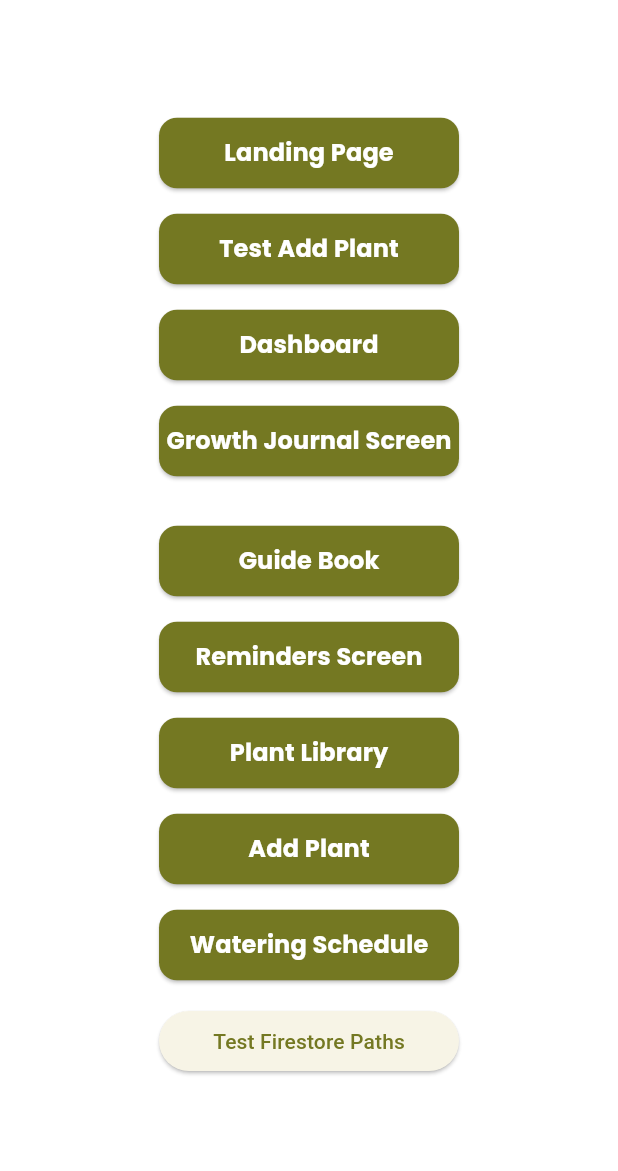
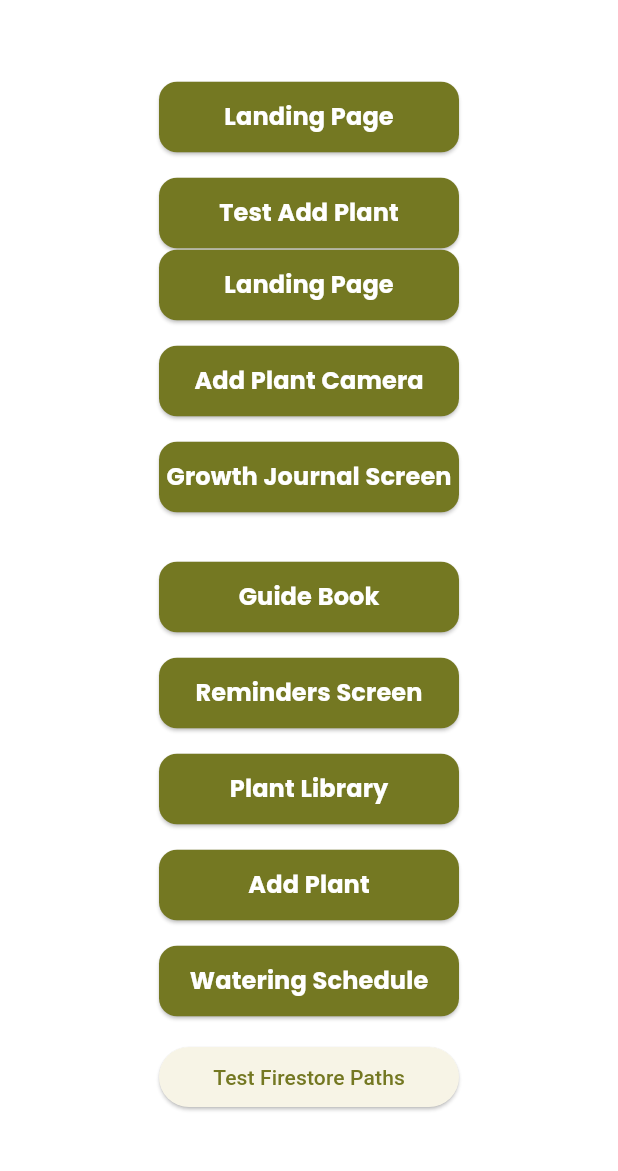
Before and after one commit to breamier/sproutly, a Flutter app: the screen it shows once a user with an empty profile is signed in, after a tap on "Dev Tools", on a phone screen of 412 x 824 dp, the part 63-1234 px from its top. Run offline on Flutter 3.47's test engine with Material 3 defaults, Android fonts, the phone set to English and light mode, and no system bars; our stand-ins replace camera, cloud_firestore, firebase_auth, firebase_core, flutter_local_notifications, flutter_timezone and 2 more; missing offline and left inert: gal; accounts and stored records are empty.

Commit message:
[Bayle][Feature] Add Plant Camera

```diff
--- a/lib/screens/dev_tools.dart
+++ b/lib/screens/dev_tools.dart
@@ -22,6 +22,7 @@ import 'package:sproutly/screens/dashboard_screen.dart';
 import 'package:sproutly/screens/landing_page.dart';
 import 'package:sproutly/screens/guide_book/guide_book.dart';
 import 'package:sproutly/screens/add_plant/add_plant_form.dart';
+import 'package:sproutly/screens/add_plant/add_plant_camera.dart';
 import 'package:sproutly/screens/watering_schedule.dart';
 import 'package:sproutly/screens/user_plant_library/plant_library.dart';
 import 'package:sproutly/screens/reminders_screen.dart';
@@ -138,14 +139,15 @@ class DevToolsPage extends StatelessWidget {
                 ),
               ),
             ),
-            const SizedBox(height: 16),
             SizedBox(
               width: 200,
               child: ElevatedButton(
                 onPressed: () {
                   Navigator.push(
                     context,
-                    MaterialPageRoute(builder: (context) => DashboardScreen()),
+                    MaterialPageRoute(
+                      builder: (context) => const LandingPage(),
+                    ),
                   );
                 },
                 style: ElevatedButton.styleFrom(
@@ -157,7 +159,35 @@ class DevToolsPage extends StatelessWidget {
                   ),
                 ),
                 child: const Text(
-                  'Dashboard',
+                  'Landing Page',
+                  style: TextStyle(
+                    fontSize: 16,
+                    fontWeight: FontWeight.bold,
+                    fontFamily: 'Poppins',
+                  ),
+                ),
+              ),
+            ),
+            const SizedBox(height: 16),
+            SizedBox(
+              width: 200,
+              child: ElevatedButton(
+                onPressed: () {
+                  Navigator.push(
+                    context,
+                    MaterialPageRoute(builder: (context) => AddPlantCamera()),
+                  );
+                },
+                style: ElevatedButton.styleFrom(
+                  backgroundColor: buttonColor,
+                  foregroundColor: Colors.white,
+                  padding: const EdgeInsets.symmetric(vertical: 12),
+                  shape: RoundedRectangleBorder(
+                    borderRadius: BorderRadius.circular(12),
+                  ),
+                ),
+                child: const Text(
+                  'Add Plant Camera',
                   style: TextStyle(
                     fontSize: 16,
                     fontWeight: FontWeight.bold,
--- a/pubspec.yaml
+++ b/pubspec.yaml
@@ -43,6 +43,8 @@ dependencies:
   timezone: ^0.10.1
   flutter_timezone: ^4.1.0
   flutter_local_notifications: ^19.2.0
+  camera: ^0.11.1
+  gal: ^2.3.1
 
 dev_dependencies:
   flutter_test:
```
Also changed, not shown: lib/screens/add_plant/add_plant_camera.dart (added, +108 -0 lines), pubspec.lock, 4 other files.
